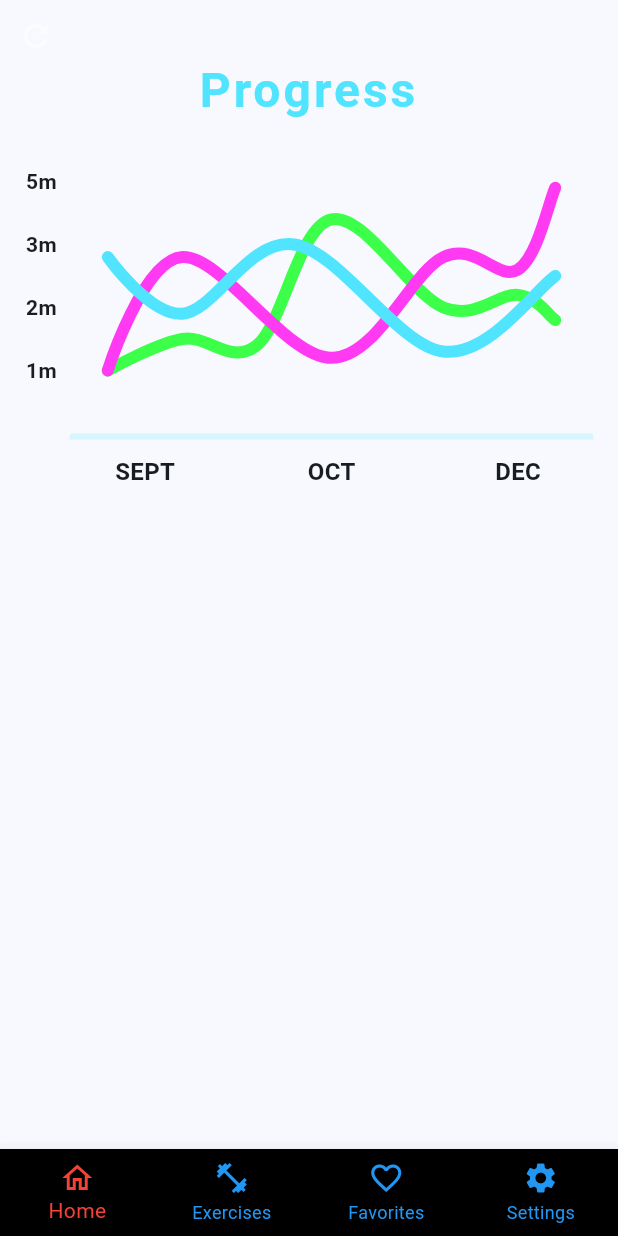
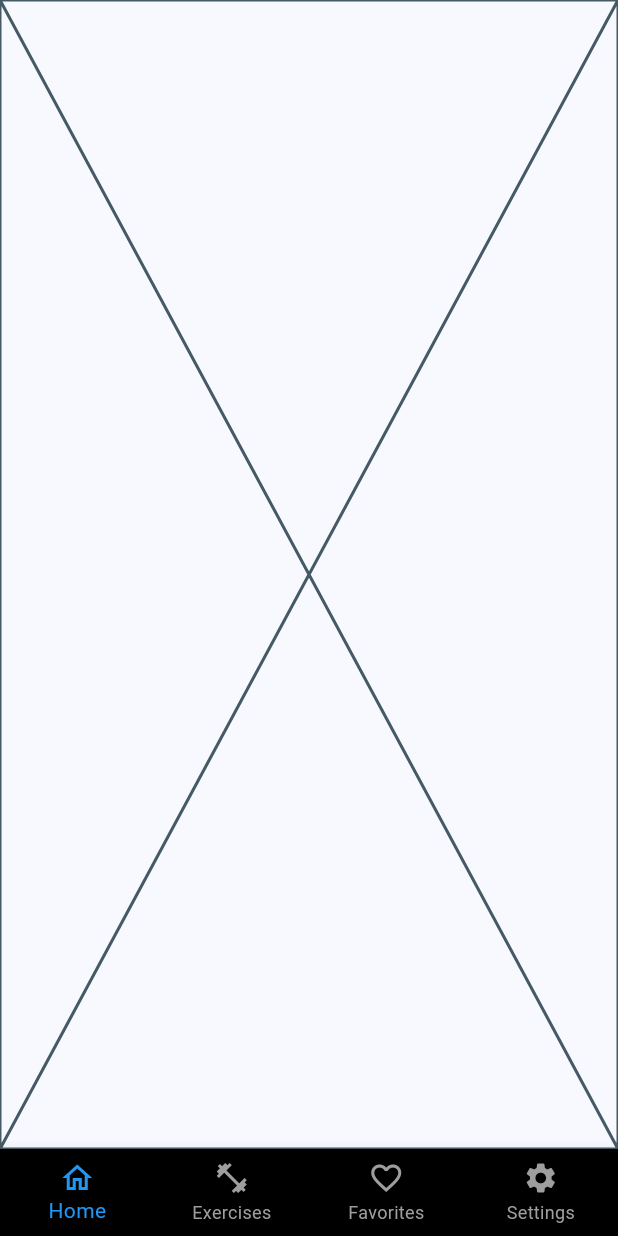
Before and after one commit to bonnty/FitPapp, a Flutter app: the screen it shows after launch, on a phone screen of 412 x 824 dp. Run offline on Flutter 3.47's test engine with Material 3 defaults, Android fonts, the phone set to English and light mode, and no system bars; drawn by our look-alikes of fl_chart.

Commit message:
unfeat: don't like that, can do much better

```diff
--- a/lib/main.dart
+++ b/lib/main.dart
@@ -1,12 +1,8 @@
 import 'dart:developer';
 
-import 'package:english_words/english_words.dart';
-import 'package:fit_papp/widgets/exercises.dart';
-import 'package:fit_papp/widgets/favorites.dart';
-import 'package:fit_papp/widgets/line_chart.dart';
+import 'package:fit_papp/resources/app_colors.dart';
 import 'package:flutter/material.dart';
 import 'package:provider/provider.dart';
-import 'package:fit_papp/widgets/big_card.dart';
 
 void main() {
   runApp(MyApp());
@@ -23,11 +19,11 @@ class MyApp extends StatelessWidget {
         title: 'Fit Papp',
         theme: ThemeData(
           useMaterial3: true,
-          colorScheme: ColorScheme.fromSeed(seedColor: Colors.blue),
+          colorScheme: ColorScheme.fromSeed(seedColor: AppColors.primary),
           bottomNavigationBarTheme: BottomNavigationBarThemeData(
-            backgroundColor: Colors.black,
-            selectedItemColor: Colors.red,
-            unselectedItemColor: Colors.blue,
+            backgroundColor: AppColors.menuBackground,
+            selectedItemColor: AppColors.selectedItem,
+            unselectedItemColor: AppColors.unselectedItem,
           ),
         ),
         home: HomePage(),
@@ -37,8 +33,6 @@ class MyApp extends StatelessWidget {
 }
 
 class MyAppState extends ChangeNotifier {
-  var current = WordPair.random();
-
   var exercises = <String>[];
   void logExercises(String exercise){
     log(exercise);
@@ -47,29 +41,6 @@ class MyAppState extends ChangeNotifier {
 
   void addExercise(){
     exercises.add("An exercise");
-    notifyListeners();
-  }
-
-  void getNext() {
-    current = WordPair.random();
-    notifyListeners();
-  }
-
-  var favorites = <WordPair>{};
-
-  void toggleFavorite(){
-    if (favorites.contains(current)){
-      favorites.remove(current);
-    } else {
-      favorites.add(current);
-    }
-    notifyListeners();
-  }
-
-  void removeFavorite(WordPair pair){
-    if (favorites.contains(pair)){
-      favorites.remove(pair);
-    }
     notifyListeners();
   }
 }
@@ -83,9 +54,9 @@ class HomePage extends StatefulWidget {
 class _HomePageState extends State<HomePage> {
   int _currentIndex = 0;
   final List<Widget> _pages = [
-    LineChartSample1(),
-    ExerciseScreen(),
-    FavoritesPage(),
+    Placeholder(),
+    Placeholder(),
+    Placeholder(),
     Placeholder(),
   ];
 
--- a/lib/resources/app_colors.dart
+++ b/lib/resources/app_colors.dart
@@ -2,10 +2,12 @@
 import 'package:flutter/material.dart';
 
 class AppColors {
-  static const Color primary = contentColorCyan;
-  static const Color menuBackground = Color(0xFF090912);
-  static const Color itemsBackground = Color(0xFF1B2339);
-  static const Color pageBackground = Color(0xFF282E45);
+  static const Color primary = contentColorBlue;
+  static const Color menuBackground = contentColorBlack;
+  static const Color itemsBackground = contentColorBlack;
+  static const Color selectedItem = contentColorBlue;
+  static const Color unselectedItem = contentColorGrey;
+  static const Color pageBackground = contentColorWhite;
   static const Color mainTextColor1 = Colors.white;
   static const Color mainTextColor2 = Colors.white70;
   static const Color mainTextColor3 = Colors.white38;
@@ -15,6 +17,7 @@ class AppColors {
 
   static const Color contentColorBlack = Colors.black;
   static const Color contentColorWhite = Colors.white;
+  static const Color contentColorGrey = Colors.grey;
   static const Color contentColorBlue = Color(0xFF2196F3);
   static const Color contentColorYellow = Color(0xFFFFC300);
   static const Color contentColorOrange = Color(0xFFFF683B);
--- a/lib/widgets/line_chart.dart
+++ /dev/null
@@ -1,262 +0,0 @@
-import 'package:fit_papp/resources/app_colors.dart';
-import 'package:fl_chart/fl_chart.dart';
-import 'package:flutter/material.dart';
-
-class _LineChart extends StatelessWidget {
-  const _LineChart();
-
-  @override
-  Widget build(BuildContext context) {
-    return LineChart(
-      sampleData1,
-      duration: const Duration(milliseconds: 250),
-    );
-  }
-
-  LineChartData get sampleData1 => LineChartData(
-        lineTouchData: lineTouchData1,
-        gridData: gridData,
-        titlesData: titlesData1,
-        borderData: borderData,
-        lineBarsData: lineBarsData1,
-        minX: 0,
-        maxX: 14,
-        maxY: 4,
-        minY: 0,
-      );
-
-  LineTouchData get lineTouchData1 => LineTouchData(
-        handleBuiltInTouches: true,
-        touchTooltipData: LineTouchTooltipData(
-          getTooltipColor: (touchedSpot) =>
-              Colors.blueGrey.withValues(alpha: 0.8),
-        ),
-      );
-
-  FlTitlesData get titlesData1 => FlTitlesData(
-        bottomTitles: AxisTitles(
-          sideTitles: bottomTitles,
-        ),
-        rightTitles: const AxisTitles(
-          sideTitles: SideTitles(showTitles: false),
-        ),
-        topTitles: const AxisTitles(
-          sideTitles: SideTitles(showTitles: false),
-        ),
-        leftTitles: AxisTitles(
-          sideTitles: leftTitles(),
-        ),
-      );
-
-  List<LineChartBarData> get lineBarsData1 => [
-        lineChartBarData1_1,
-        lineChartBarData1_2,
-        lineChartBarData1_3,
-      ];
-
-  Widget leftTitleWidgets(double value, TitleMeta meta) {
-    const style = TextStyle(
-      fontWeight: FontWeight.bold,
-      fontSize: 14,
-    );
-    String text;
-    switch (value.toInt()) {
-      case 1:
-        text = '1m';
-      case 2:
-        text = '2m';
-      case 3:
-        text = '3m';
-      case 4:
-        text = '5m';
-      case 5:
-        text = '6m';
-      default:
-        return Container();
-    }
-
-    return SideTitleWidget(
-      meta: meta,
-      child: Text(
-        text,
-        style: style,
-        textAlign: TextAlign.center,
-      ),
-    );
-  }
-
-  SideTitles leftTitles() => SideTitles(
-        getTitlesWidget: leftTitleWidgets,
-        showTitles: true,
-        interval: 1,
-        reservedSize: 40,
-      );
-
-  Widget bottomTitleWidgets(double value, TitleMeta meta) {
-    const style = TextStyle(
-      fontWeight: FontWeight.bold,
-      fontSize: 16,
-    );
-    Widget text;
-    switch (value.toInt()) {
-      case 2:
-        text = const Text('SEPT', style: style);
-      case 7:
-        text = const Text('OCT', style: style);
-      case 12:
-        text = const Text('DEC', style: style);
-      default:
-        text = const Text('');
-    }
-
-    return SideTitleWidget(
-      meta: meta,
-      space: 10,
-      child: text,
-    );
-  }
-
-  SideTitles get bottomTitles => SideTitles(
-        showTitles: true,
-        reservedSize: 32,
-        interval: 1,
-        getTitlesWidget: bottomTitleWidgets,
-      );
-
-  FlGridData get gridData => const FlGridData(show: false);
-
-  FlBorderData get borderData => FlBorderData(
-        show: true,
-        border: Border(
-          bottom: BorderSide(
-              color: AppColors.primary.withValues(alpha: 0.2), width: 4),
-          left: const BorderSide(color: Colors.transparent),
-          right: const BorderSide(color: Colors.transparent),
-          top: const BorderSide(color: Colors.transparent),
-        ),
-      );
-
-  LineChartBarData get lineChartBarData1_1 => LineChartBarData(
-        isCurved: true,
-        color: AppColors.contentColorGreen,
-        barWidth: 8,
-        isStrokeCapRound: true,
-        dotData: const FlDotData(show: false),
-        belowBarData: BarAreaData(show: false),
-        spots: const [
-          FlSpot(1, 1),
-          FlSpot(3, 1.5),
-          FlSpot(5, 1.4),
-          FlSpot(7, 3.4),
-          FlSpot(10, 2),
-          FlSpot(12, 2.2),
-          FlSpot(13, 1.8),
-        ],
-      );
-
-  LineChartBarData get lineChartBarData1_2 => LineChartBarData(
-        isCurved: true,
-        color: AppColors.contentColorPink,
-        barWidth: 8,
-        isStrokeCapRound: true,
-        dotData: const FlDotData(show: false),
-        belowBarData: BarAreaData(
-          show: false,
-          color: AppColors.contentColorPink.withValues(alpha: 0),
-        ),
-        spots: const [
-          FlSpot(1, 1),
-          FlSpot(3, 2.8),
-          FlSpot(7, 1.2),
-          FlSpot(10, 2.8),
-          FlSpot(12, 2.6),
-          FlSpot(13, 3.9),
-        ],
-      );
-
-  LineChartBarData get lineChartBarData1_3 => LineChartBarData(
-        isCurved: true,
-        color: AppColors.contentColorCyan,
-        barWidth: 8,
-        isStrokeCapRound: true,
-        dotData: const FlDotData(show: false),
-        belowBarData: BarAreaData(show: false),
-        spots: const [
-          FlSpot(1, 2.8),
-          FlSpot(3, 1.9),
-          FlSpot(6, 3),
-          FlSpot(10, 1.3),
-          FlSpot(13, 2.5),
-        ],
-      );
-}
-
-class LineChartSample1 extends StatefulWidget {
-  const LineChartSample1({super.key});
-
-  @override
-  State<StatefulWidget> createState() => LineChartSample1State();
-}
-
-class LineChartSample1State extends State<LineChartSample1> {
-  late bool isShowingMainData;
-
-  @override
-  void initState() {
-    super.initState();
-    isShowingMainData = false;
-  }
-
-  @override
-  Widget build(BuildContext context) {
-    return AspectRatio(
-      aspectRatio: 1.23,
-      child: Stack(
-        children: <Widget>[
-          Column(
-            crossAxisAlignment: CrossAxisAlignment.stretch,
-            children: <Widget>[
-              const SizedBox(
-                height: 37,
-              ),
-              const Text(
-                'Progress',
-                style: TextStyle(
-                  color: AppColors.primary,
-                  fontSize: 32,
-                  fontWeight: FontWeight.bold,
-                  letterSpacing: 2,
-                ),
-                textAlign: TextAlign.center,
-              ),
-              const SizedBox(
-                height: 37,
-              ),
-              Expanded(
-                child: Padding(
-                  padding: const EdgeInsets.only(right: 16, left: 6),
-                  child: _LineChart(),
-                ),
-              ),
-              const SizedBox(
-                height: 10,
-              ),
-            ],
-          ),
-          IconButton(
-            icon: Icon(
-              Icons.refresh,
-              color:
-                  Colors.white.withValues(alpha: isShowingMainData ? 1.0 : 0.5),
-            ),
-            onPressed: () {
-              setState(() {
-                isShowingMainData = !isShowingMainData;
-              });
-            },
-          )
-        ],
-      ),
-    );
-  }
-}
```
Also changed, not shown: lib/widgets/big_card.dart (deleted, +0 -31 lines), lib/widgets/exercises.dart (deleted, +0 -95 lines), lib/widgets/favorites.dart (deleted, +0 -37 lines).
